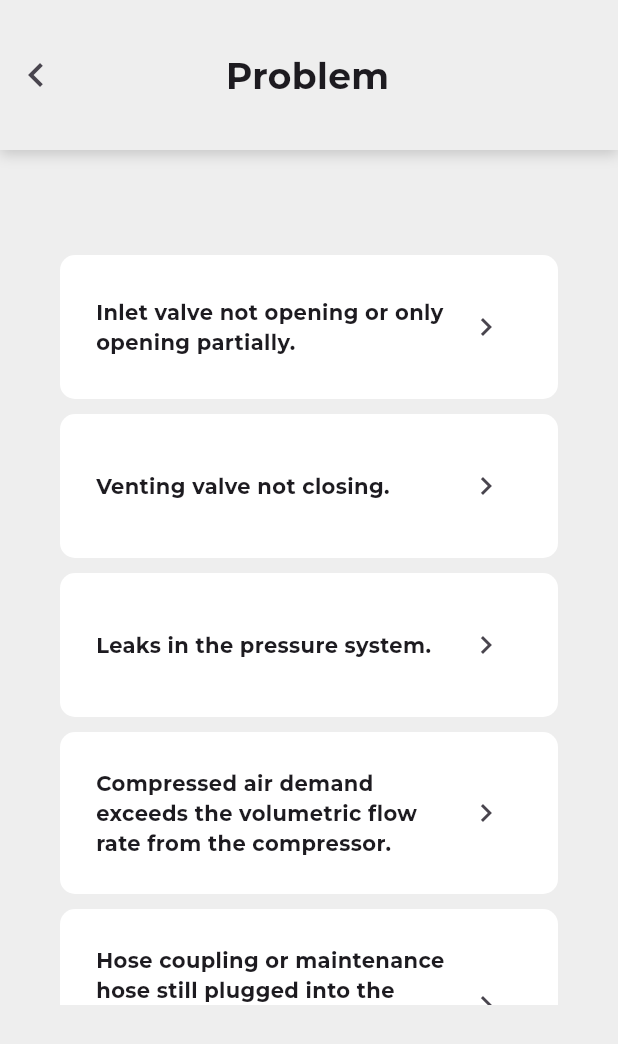
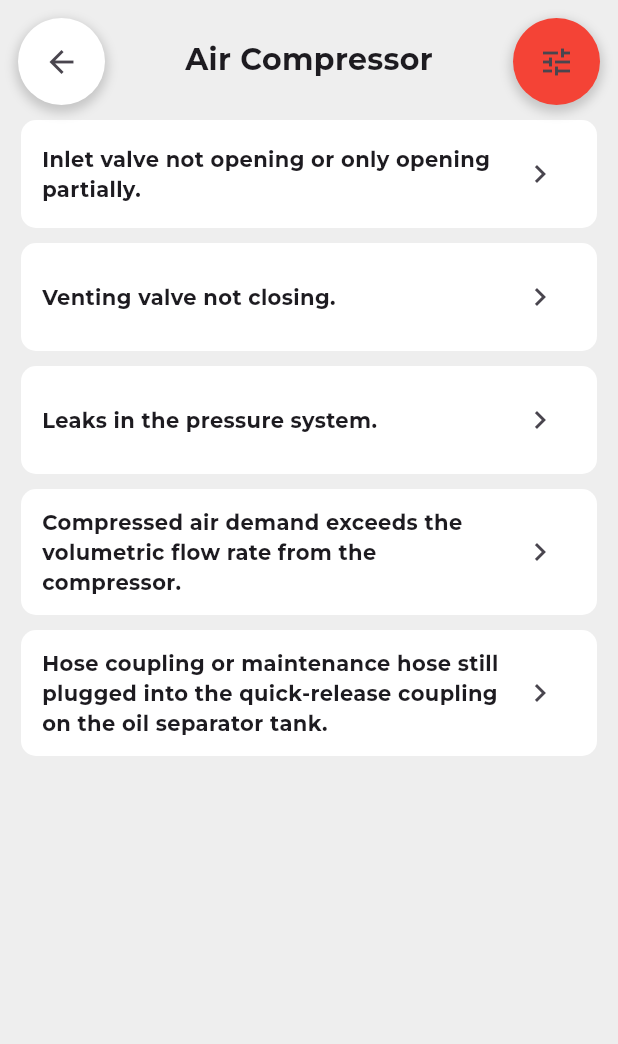
Before and after one commit to zeeshanhaider5121472/haiderWebApp, a Flutter app: the QuestionScreenVU screen opened directly, after a tap on the "keyboard arrow right" icon, on a phone screen of 412 x 824 dp. Shown: the top 1044 px of the screen. Run offline on Flutter 3.47's test engine with Material 3 defaults, Android fonts, the phone set to English and light mode, and no system bars; our stand-ins replace stacked; project files that could hold a hidden picture were left out.

Commit message:
question list screen done

```diff
--- a/lib/home_screen/home_screen_vu.dart
+++ b/lib/home_screen/home_screen_vu.dart
@@ -85,7 +85,7 @@ class MainImgClickablewidget extends StatelessWidget {
                               MaterialPageRoute(builder: (context) {
                             return const QuestionScreenVU(
                               index1: 0,
-                              title: "Air Compressor",
+                              area: "Air Compressor",
                             );
                           }));
                         },
@@ -123,7 +123,7 @@ class MainImgClickablewidget extends StatelessWidget {
                               Navigator.push(context,
                                   MaterialPageRoute(builder: (context) {
                                 return const QuestionScreenVU(
-                                    index1: 1, title: "Refrigerated Dryer");
+                                    index1: 1, area: "Refrigerated Dryer");
                               }));
                             },
                             child: const Image(
@@ -163,7 +163,7 @@ class MainImgClickablewidget extends StatelessWidget {
                                   MaterialPageRoute(builder: (context) {
                                 return const QuestionScreenVU(
                                   index1: 4,
-                                  title: "Oxygen Generator",
+                                  area: "Oxygen Generator",
                                 );
                               }));
                             },
@@ -223,7 +223,7 @@ class MainImgClickablewidget extends StatelessWidget {
                                   MaterialPageRoute(builder: (context) {
                                 return const QuestionScreenVU(
                                   index1: 7,
-                                  title: "Booster Compressor",
+                                  area: "Booster Compressor",
                                 );
                               }));
                             },
--- a/lib/problem_screen/problem_screen_vu.dart
+++ b/lib/problem_screen/problem_screen_vu.dart
@@ -4,32 +4,36 @@ import '../solution_screen/solution_screen_vu.dart';
 import 'problem_screen_vm.dart';
 
 class ProblemScreenVU extends StackedView<ProblemScreenVM> {
+  final String area;
   final int index1;
   final int index2;
   const ProblemScreenVU(
-      {super.key, required this.index1, required this.index2});
+      {super.key,
+      required this.area,
+      required this.index1,
+      required this.index2});
 
   @override
   Widget builder(
       BuildContext context, ProblemScreenVM viewModel, Widget? child) {
     final screenSize = MediaQuery.of(context).size;
     return Scaffold(
+        backgroundColor: const Color.fromARGB(255, 238, 238, 238),
         body: Ink(
-      color: const Color.fromARGB(255, 238, 238, 238),
+          // color: const Color.fromARGB(255, 238, 238, 238),
+          child: Stack(
+            alignment: Alignment.topLeft,
+            children: [
+              SingleChildScrollView(
                 child: Column(
                   crossAxisAlignment: CrossAxisAlignment.center,
                   children: [
-          const Header(),
-          const SizedBox(
-            height: 50,
-          ),
-          Expanded(
-            child: SingleChildScrollView(
-              child: Padding(
-                padding: const EdgeInsets.symmetric(horizontal: 40),
+                    Header(title: area),
+                    Padding(
+                      padding: const EdgeInsets.symmetric(horizontal: 14),
                       child: Column(
                         children: [
-                    const SizedBox(height: 20),
+                          // const SizedBox(height: 20),
                           GenericAnswers(
                               viewModel: viewModel,
                               screenSize: screenSize,
@@ -41,8 +45,53 @@ class ProblemScreenVU extends StackedView<ProblemScreenVM> {
                         ],
                       ),
                     ),
+                  ],
                 ),
               ),
+              Row(
+                mainAxisAlignment: MainAxisAlignment.spaceBetween,
+                children: [
+                  Container(
+                      margin: const EdgeInsets.fromLTRB(12, 12, 0, 0),
+                      padding: const EdgeInsets.all(5),
+                      decoration: BoxDecoration(
+                        shape: BoxShape.circle,
+                        color: Colors.white,
+                        boxShadow: [
+                          BoxShadow(
+                            color: Colors.grey.withOpacity(0.5), // Shadow color
+                            spreadRadius: 2, // Spread radius
+                            blurRadius: 5, // Blur radius
+                            offset: const Offset(
+                                0, 3), // Offset in the x,y direction
+                          ),
+                        ],
+                      ),
+                      child: IconButton(
+                          onPressed: () {
+                            Navigator.pop(context);
+                          },
+                          icon: const Icon(Icons.arrow_back))),
+                  Container(
+                      margin: const EdgeInsets.fromLTRB(0, 12, 12, 0),
+                      padding: const EdgeInsets.all(5),
+                      decoration: BoxDecoration(
+                        shape: BoxShape.circle,
+                        color: Colors.red,
+                        boxShadow: [
+                          BoxShadow(
+                            color: Colors.grey.withOpacity(0.5), // Shadow color
+                            spreadRadius: 2, // Spread radius
+                            blurRadius: 5, // Blur radius
+                            offset: const Offset(
+                                0, 3), // Offset in the x,y direction
+                          ),
+                        ],
+                      ),
+                      child: IconButton(
+                          onPressed: () {}, icon: const Icon(Icons.tune))),
+                ],
+              )
             ],
           ),
         ));
@@ -67,14 +116,16 @@ class GenericAnswers extends StatelessWidget {
   @override
   Widget build(BuildContext context) {
     return ConstrainedBox(
-      constraints: const BoxConstraints(maxWidth: 650, maxHeight: 500),
+      constraints: const BoxConstraints(maxWidth: 650),
       child: ListView.builder(
-        physics: const NeverScrollableScrollPhysics(),
+        shrinkWrap: true, // Add this line
+        physics: const NeverScrollableScrollPhysics(), // Add this line
+        scrollDirection: Axis.vertical,
         itemCount: viewModel.record[index1].questions[index2].options.length,
         itemBuilder: (context, index3) {
           return Container(
               margin: const EdgeInsets.only(bottom: 10),
-              padding: const EdgeInsets.all(24),
+              padding: const EdgeInsets.symmetric(horizontal: 14, vertical: 12),
               decoration: BoxDecoration(
                 color: Colors.white,
                 borderRadius: BorderRadius.circular(10),
@@ -117,42 +168,34 @@ class GenericAnswers extends StatelessWidget {
 }
 
 class Header extends StatelessWidget {
+  final String title;
   const Header({
     super.key,
+    required this.title,
   });
 
   @override
   Widget build(BuildContext context) {
     return Container(
-      decoration: BoxDecoration(
-        boxShadow: [
-          BoxShadow(
-            color: Colors.grey.withOpacity(0.5),
-            spreadRadius: 0,
-            blurRadius: 7,
-            offset: const Offset(0, 3), // changes position of shadow
+      decoration: const BoxDecoration(
+        // boxShadow: [
+        //   BoxShadow(
+        //     color: Colors.grey.withOpacity(0.5),
+        //     spreadRadius: 0,
+        //     blurRadius: 7,
+        //     offset: const Offset(0, 3), // changes position of shadow
+        //   ),
+        // ],
+        color: Color.fromARGB(255, 238, 238, 238),
       ),
-        ],
-        color: const Color.fromARGB(255, 238, 238, 238),
-      ),
-      height: 100,
+      height: 80,
       child: Row(
-        mainAxisAlignment: MainAxisAlignment.spaceBetween,
+        mainAxisAlignment: MainAxisAlignment.center,
         children: [
-          IconButton(
-              onPressed: () {
-                Navigator.pop(context);
-              },
-              icon: const Icon(size: 32, Icons.keyboard_arrow_left)),
-          const Text(
-            "Problem",
+          Text(
+            title,
             textAlign: TextAlign.left,
-            style: TextStyle(fontSize: 24, fontWeight: FontWeight.bold),
-          ),
-          const Icon(
-            size: 50,
-            Icons.keyboard_arrow_left,
-            color: Color.fromARGB(0, 255, 214, 64),
+            style: const TextStyle(fontSize: 20, fontWeight: FontWeight.bold),
           ),
         ],
       ),
--- a/lib/question_screen/main.dart
+++ b/lib/question_screen/main.dart
@@ -25,7 +25,7 @@ class MyApp extends StatelessWidget {
       ),
       home: QuestionScreenVU(
         index1: index,
-        title: title,
+        area: title,
       ),
     );
   }
--- a/lib/question_screen/question_screen_vu.dart
+++ b/lib/question_screen/question_screen_vu.dart
@@ -4,10 +4,9 @@ import 'package:troubleshooter/problem_screen/problem_screen_vu.dart';
 import 'package:troubleshooter/question_screen/question_screen_vm.dart';
 
 class QuestionScreenVU extends StackedView<QuestionScreenVM> {
-  final String title;
+  final String area;
   final int index1;
-  const QuestionScreenVU(
-      {required this.index1, required this.title, super.key});
+  const QuestionScreenVU({required this.index1, required this.area, super.key});
 
   @override
   Widget builder(
@@ -23,7 +22,7 @@ class QuestionScreenVU extends StackedView<QuestionScreenVM> {
                 child: Column(
                   crossAxisAlignment: CrossAxisAlignment.center,
                   children: [
-                    Header(title: title),
+                    Header(title: area),
                     // const SizedBox(
                     //   height: 16,
                     // ),
@@ -36,7 +35,8 @@ class QuestionScreenVU extends StackedView<QuestionScreenVM> {
                           GenericAnswers(
                               viewModel: viewModel,
                               screenSize: screenSize,
-                              index1: index1),
+                              index1: index1,
+                              area: area),
                           const SizedBox(height: 40),
                         ],
                       ),
@@ -101,11 +101,13 @@ class GenericAnswers extends StatelessWidget {
   final QuestionScreenVM viewModel;
   final Size screenSize;
   final int index1;
+  final String area;
   const GenericAnswers(
       {super.key,
       required this.viewModel,
       required this.screenSize,
-      required this.index1});
+      required this.index1,
+      required this.area});
 
   @override
   Widget build(BuildContext context) {
@@ -151,7 +153,9 @@ class GenericAnswers extends StatelessWidget {
                               context,
                               MaterialPageRoute(
                                   builder: (context) => ProblemScreenVU(
-                                      index1: index1, index2: index2)));
+                                      area: area,
+                                      index1: index1,
+                                      index2: index2)));
                         },
                         icon: const Icon(Icons.keyboard_arrow_right_outlined))
                   ],
```
Lines whose indentation alone changed are shown as unchanged.
